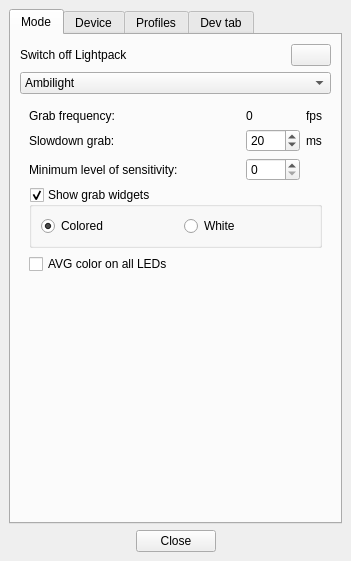
The window that Software/src/SettingsWindow.ui (Atarity/Lightpack) describes before a commit, drawn with Qt 5.
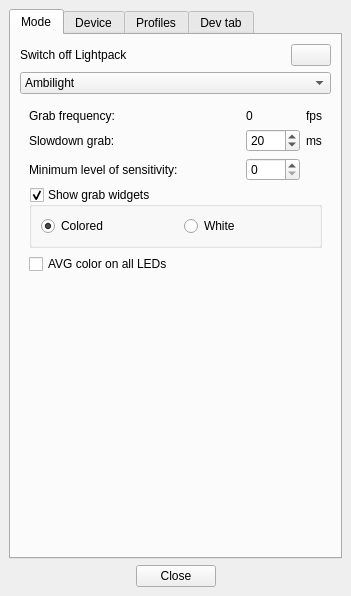
The same window after the commit. The open tabs and pages were chosen to show the change. Icons and pictures are not drawn. Custom widgets are drawn as their Qt base class.

```diff
--- a/Software/src/SettingsWindow.ui
+++ b/Software/src/SettingsWindow.ui
@@ -8,7 +8,7 @@
     <x>0</x>
     <y>0</y>
     <width>351</width>
-    <height>561</height>
+    <height>596</height>
    </rect>
   </property>
   <property name="windowTitle">
@@ -145,6 +145,12 @@
               </item>
               <item row="1" column="0">
                <widget class="QLabel" name="label_SlowdownGrab_txt">
+                <property name="sizePolicy">
+                 <sizepolicy hsizetype="Expanding" vsizetype="Preferred">
+                  <horstretch>0</horstretch>
+                  <verstretch>0</verstretch>
+                 </sizepolicy>
+                </property>
                 <property name="font">
                  <font>
                   <weight>50</weight>
@@ -200,6 +206,12 @@
               </item>
               <item row="2" column="0">
                <widget class="QLabel" name="label_MinLevelOfSensitivity">
+                <property name="sizePolicy">
+                 <sizepolicy hsizetype="Expanding" vsizetype="Preferred">
+                  <horstretch>0</horstretch>
+                  <verstretch>0</verstretch>
+                 </sizepolicy>
+                </property>
                 <property name="font">
                  <font>
                   <weight>50</weight>
@@ -243,7 +255,7 @@
               <item row="0" column="0">
                <widget class="QLabel" name="label_GrabFrequency_txt">
                 <property name="sizePolicy">
-                 <sizepolicy hsizetype="Preferred" vsizetype="Maximum">
+                 <sizepolicy hsizetype="Expanding" vsizetype="Maximum">
                   <horstretch>0</horstretch>
                   <verstretch>0</verstretch>
                  </sizepolicy>
```
Left out of the diff: 109 changed lines with no effect on the pictures.
